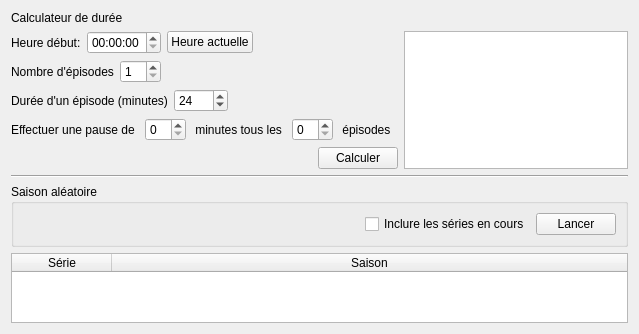
Old version of the form src/ui/tabs/tools_tab.ui in the repository seigneurfuo/MyAnimeManager3.
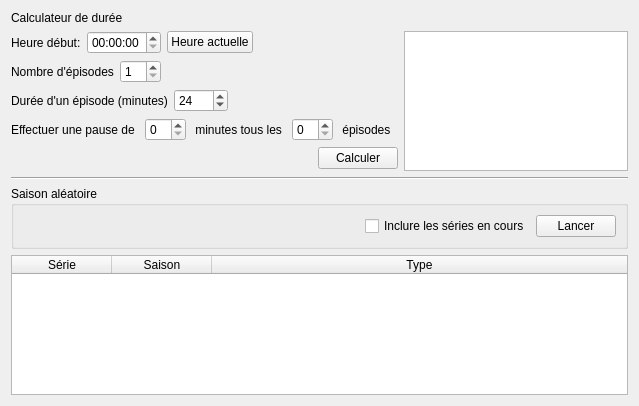
New version of the form. Icons and pictures are not drawn.

Commit message: - Ajout du type de saisons sur le tableau du planning et le tableau des saisons alétoires. - Ajout des icones en fonction du type de visionnage dans le tableau du planning. - Désactivation du bouton suprression par défaut

The edit to the form file:
```diff
--- a/src/ui/tabs/tools_tab.ui
+++ b/src/ui/tabs/tools_tab.ui
@@ -7,7 +7,7 @@
     <x>0</x>
     <y>0</y>
     <width>639</width>
-    <height>304</height>
+    <height>406</height>
    </rect>
   </property>
   <property name="windowTitle">
@@ -285,6 +285,11 @@
        <string>Saison</string>
       </property>
      </column>
+     <column>
+      <property name="text">
+       <string>Type</string>
+      </property>
+     </column>
     </widget>
    </item>
   </layout>
```
The commit also changes 4 other files.
